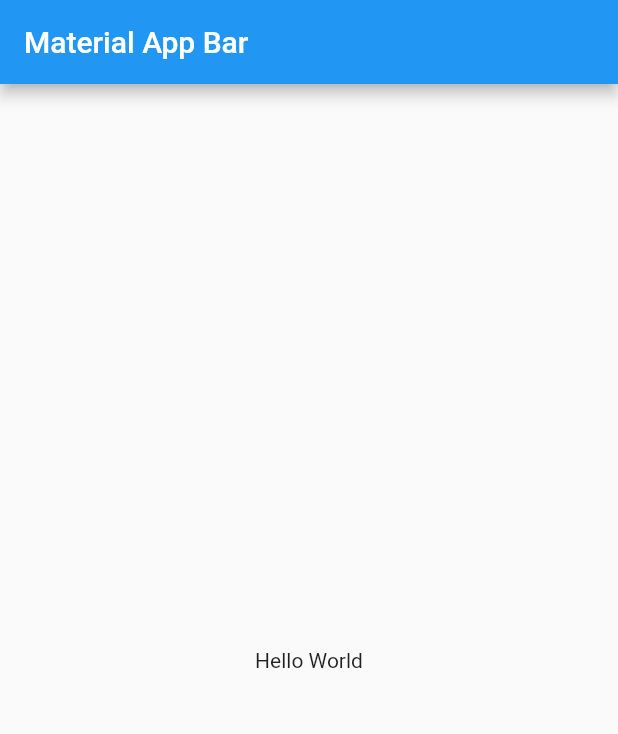
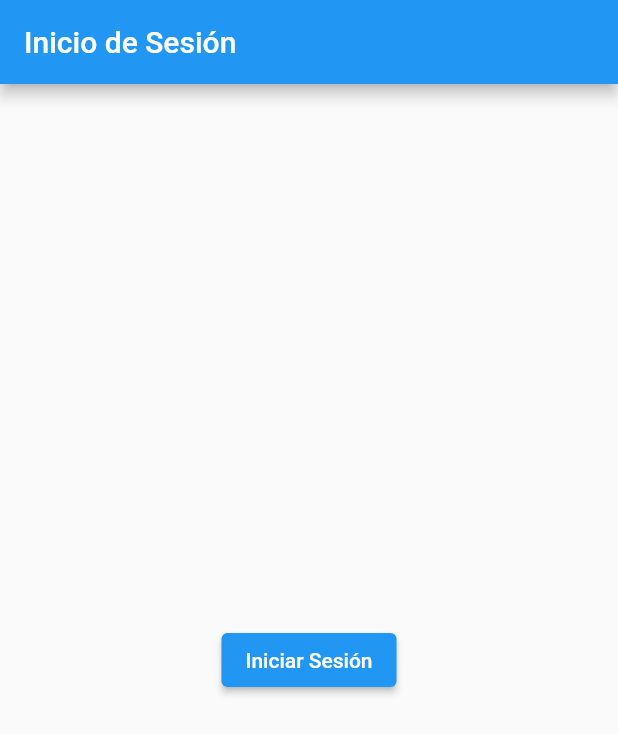
Before and after one commit to antoniofdez20/productos_app, a Flutter app: the screen it shows after launch, on a phone screen of 412 x 824 dp. Shown: the top 734 px of the screen. Run offline on Flutter 3.47's test engine with Material 2 defaults, Android fonts, the phone set to English and light mode, and no system bars; our stand-ins replace get.

Commit message:
estructura de la aplicacion

```diff
--- a/lib/main.dart
+++ b/lib/main.dart
@@ -1,4 +1,6 @@
 import 'package:flutter/material.dart';
+import 'package:get/get.dart';
+import 'package:productos_app/screens/screens.dart';
 
 void main() => runApp(const MyApp());
 
@@ -7,15 +9,16 @@ class MyApp extends StatelessWidget {
 
   @override
   Widget build(BuildContext context) {
-    return MaterialApp(
-      title: 'Material App',
-      home: Scaffold(
-        appBar: AppBar(
-          title: const Text('Material App Bar'),
-        ),
-        body: const Center(
-          child: Text('Hello World'),
-        ),
+    return GetMaterialApp(
+      debugShowCheckedModeBanner: false,
+      title: 'Productos App',
+      initialRoute: '/home',
+      getPages: [
+        GetPage(name: '/home', page: () => const HomeScreen()),
+        GetPage(name: '/products', page: () => const ProductsScreen()),
+      ],
+      theme: ThemeData(
+        primarySwatch: Colors.blue,
       ),
     );
   }
--- /dev/null
+++ b/lib/screens/home_page.dart
@@ -0,0 +1,34 @@
+import 'package:flutter/material.dart';
+import 'package:get/get.dart';
+import 'screens.dart';
+
+class HomeScreen extends StatelessWidget {
+  const HomeScreen({super.key});
+
+  @override
+  Widget build(BuildContext context) {
+    return Scaffold(
+      appBar: AppBar(
+        title: const Text('Inicio de Sesión'),
+      ),
+      body: Center(
+        child: Column(
+          mainAxisAlignment: MainAxisAlignment.center,
+          children: [
+            // Formulario de inicio de sesión
+
+            ElevatedButton(
+              onPressed: () {
+                // Aquí deberías realizar la lógica de inicio de sesión
+                // Por ejemplo, verificar credenciales, etc.
+                // Si la sesión es exitosa, navegar a la página de productos.
+                Get.to(const ProductsScreen());
+              },
+              child: const Text('Iniciar Sesión'),
+            ),
+          ],
+        ),
+      ),
+    );
+  }
+}
--- /dev/null
+++ b/lib/screens/screens.dart
@@ -0,0 +1,2 @@
+export 'package:productos_app/screens/home_page.dart';
+export 'package:productos_app/screens/products_page.dart';
--- a/pubspec.yaml
+++ b/pubspec.yaml
@@ -30,6 +30,7 @@ environment:
 dependencies:
   flutter:
     sdk: flutter
+  get: ^4.6.6
 
 
   # The following adds the Cupertino Icons font to your application.
```
Also changed, not shown: lib/screens/products_page.dart (added, +24 -0 lines), pubspec.lock.
